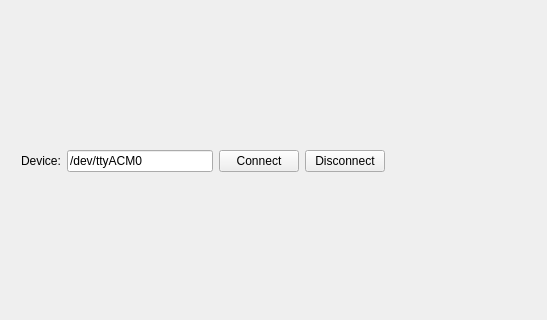
Above: linux/GUI/glovevizmainwindow.ui from ubi-agni/TactileGlove before the change; both pictures show x 0 to 547 and y 208 to 528 of the 547 by 740 pixel window. Below: the same form after it.
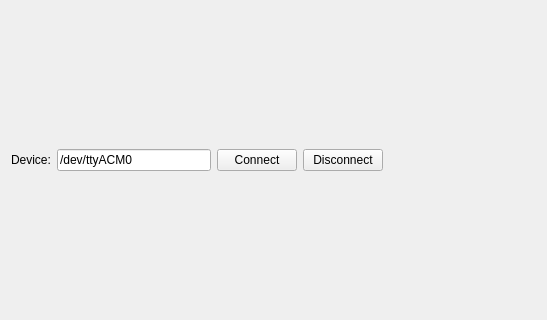
That is the form after the change.

Diff of the .ui file:
```diff
--- a/linux/GUI/glovevizmainwindow.ui
+++ b/linux/GUI/glovevizmainwindow.ui
@@ -32,15 +32,6 @@
      <verstretch>0</verstretch>
     </sizepolicy>
    </property>
-   <widget class="QWidget" name="layoutWidget">
-    <property name="geometry">
-     <rect>
-      <x>10</x>
-      <y>10</y>
-      <width>531</width>
-      <height>681</height>
-     </rect>
-    </property>
     <layout class="QVBoxLayout" name="verticalLayout">
      <item>
       <layout class="QHBoxLayout" name="horizontalLayout">
@@ -95,14 +86,13 @@
      </item>
     </layout>
    </widget>
-  </widget>
   <widget class="QMenuBar" name="menuBar">
    <property name="geometry">
     <rect>
      <x>0</x>
      <y>0</y>
      <width>547</width>
-     <height>25</height>
+     <height>27</height>
     </rect>
    </property>
    <widget class="QMenu" name="menuFile">
```
Left out of the diff: 2 changed lines with no effect on the pictures. Lines whose indentation alone changed are shown as unchanged.
